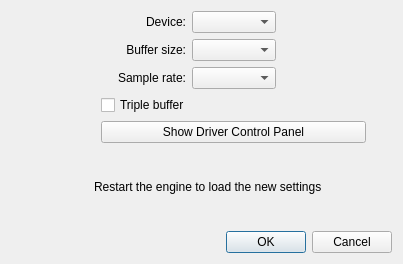
This is resources/ui/carla_settings_driver.ui in falkTX/Carla as Qt 5 draws it before an edit. The edited form follows.
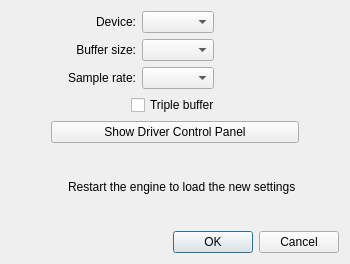
This is the edited form. Icons and pictures are not drawn.

Commit message: Save/cache audio driver in engine settings; Fixes to dialog

The edit to the form file:
```diff
--- a/resources/ui/carla_settings_driver.ui
+++ b/resources/ui/carla_settings_driver.ui
@@ -6,71 +6,110 @@
    <rect>
     <x>0</x>
     <y>0</y>
-    <width>403</width>
+    <width>350</width>
     <height>264</height>
    </rect>
   </property>
+  <property name="minimumSize">
+   <size>
+    <width>350</width>
+    <height>0</height>
+   </size>
+  </property>
   <property name="windowTitle">
    <string>Driver Settings</string>
   </property>
+  <layout class="QVBoxLayout" name="verticalLayout">
+   <item>
   <layout class="QGridLayout" name="gridLayout">
-   <item row="0" column="0" colspan="2">
-    <widget class="QLabel" name="label_device">
-     <property name="text">
-      <string>Device:</string>
-     </property>
-     <property name="alignment">
-      <set>Qt::AlignRight|Qt::AlignTrailing|Qt::AlignVCenter</set>
-     </property>
-    </widget>
-   </item>
-   <item row="2" column="2">
+     <item row="2" column="1">
     <widget class="QComboBox" name="cb_samplerate"/>
    </item>
-   <item row="3" column="0">
-    <spacer name="horizontalSpacer_2">
+     <item row="0" column="2">
+      <spacer name="horizontalSpacer">
      <property name="orientation">
       <enum>Qt::Horizontal</enum>
      </property>
-     <property name="sizeType">
-      <enum>QSizePolicy::Fixed</enum>
-     </property>
      <property name="sizeHint" stdset="0">
       <size>
-       <width>20</width>
-       <height>1</height>
+         <width>40</width>
+         <height>20</height>
       </size>
      </property>
     </spacer>
    </item>
    <item row="1" column="2">
+      <spacer name="horizontalSpacer_2">
+       <property name="orientation">
+        <enum>Qt::Horizontal</enum>
+       </property>
+       <property name="sizeHint" stdset="0">
+        <size>
+         <width>40</width>
+         <height>20</height>
+        </size>
+       </property>
+      </spacer>
+     </item>
+     <item row="0" column="1">
+      <widget class="QComboBox" name="cb_device"/>
+     </item>
+     <item row="2" column="2">
+      <spacer name="horizontalSpacer_4">
+       <property name="orientation">
+        <enum>Qt::Horizontal</enum>
+       </property>
+       <property name="sizeHint" stdset="0">
+        <size>
+         <width>40</width>
+         <height>20</height>
+        </size>
+       </property>
+      </spacer>
+     </item>
+     <item row="0" column="0">
+      <widget class="QLabel" name="label_device">
+       <property name="sizePolicy">
+        <sizepolicy hsizetype="Expanding" vsizetype="Preferred">
+         <horstretch>0</horstretch>
+         <verstretch>0</verstretch>
+        </sizepolicy>
+       </property>
+       <property name="text">
+        <string>Device:</string>
+       </property>
+       <property name="alignment">
+        <set>Qt::AlignRight|Qt::AlignTrailing|Qt::AlignVCenter</set>
+       </property>
+      </widget>
+     </item>
+     <item row="1" column="0">
+      <widget class="QLabel" name="label_buffersize">
+       <property name="sizePolicy">
+        <sizepolicy hsizetype="Expanding" vsizetype="Preferred">
+         <horstretch>0</horstretch>
+         <verstretch>0</verstretch>
+        </sizepolicy>
+       </property>
+       <property name="text">
+        <string>Buffer size:</string>
+       </property>
+       <property name="alignment">
+        <set>Qt::AlignRight|Qt::AlignTrailing|Qt::AlignVCenter</set>
+       </property>
+      </widget>
+     </item>
+     <item row="1" column="1">
     <widget class="QComboBox" name="cb_buffersize"/>
    </item>
-   <item row="3" column="1" colspan="3">
-    <widget class="QCheckBox" name="cb_triple_buffer">
-     <property name="text">
-      <string>Triple buffer</string>
-     </property>
-    </widget>
-   </item>
-   <item row="4" column="0">
-    <spacer name="horizontalSpacer_3">
-     <property name="orientation">
-      <enum>Qt::Horizontal</enum>
-     </property>
-     <property name="sizeType">
-      <enum>QSizePolicy::Fixed</enum>
-     </property>
-     <property name="sizeHint" stdset="0">
-      <size>
-       <width>20</width>
-       <height>1</height>
-      </size>
-     </property>
-    </spacer>
-   </item>
-   <item row="2" column="0" colspan="2">
+     <item row="2" column="0">
     <widget class="QLabel" name="label_samplerate">
+       <property name="sizePolicy">
+        <sizepolicy hsizetype="Expanding" vsizetype="Preferred">
+         <horstretch>0</horstretch>
+         <verstretch>0</verstretch>
+        </sizepolicy>
+       </property>
      <property name="text">
       <string>Sample rate:</string>
      </property>
@@ -79,36 +118,98 @@
      </property>
     </widget>
    </item>
-   <item row="1" column="0" colspan="2">
-    <widget class="QLabel" name="label_buffersize">
+    </layout>
+   </item>
+   <item>
+    <layout class="QHBoxLayout" name="layout_triple_buffer">
+     <item>
+      <spacer name="horizontalSpacer_5">
+       <property name="orientation">
+        <enum>Qt::Horizontal</enum>
+       </property>
+       <property name="sizeHint" stdset="0">
+        <size>
+         <width>40</width>
+         <height>20</height>
+        </size>
+       </property>
+      </spacer>
+     </item>
+     <item>
+      <widget class="QCheckBox" name="cb_triple_buffer">
      <property name="text">
-      <string>Buffer size:</string>
-     </property>
-     <property name="alignment">
-      <set>Qt::AlignRight|Qt::AlignTrailing|Qt::AlignVCenter</set>
+        <string>Triple buffer</string>
      </property>
     </widget>
    </item>
-   <item row="4" column="4">
+     <item>
     <spacer name="horizontalSpacer_6">
      <property name="orientation">
       <enum>Qt::Horizontal</enum>
      </property>
+       <property name="sizeHint" stdset="0">
+        <size>
+         <width>40</width>
+         <height>20</height>
+        </size>
+       </property>
+      </spacer>
+     </item>
+    </layout>
+   </item>
+   <item>
+    <layout class="QHBoxLayout" name="horizontalLayout_2">
+     <item>
+      <spacer name="horizontalSpacer_3">
+       <property name="orientation">
+        <enum>Qt::Horizontal</enum>
+       </property>
      <property name="sizeType">
-      <enum>QSizePolicy::Fixed</enum>
+        <enum>QSizePolicy::Preferred</enum>
      </property>
      <property name="sizeHint" stdset="0">
       <size>
-       <width>20</width>
-       <height>1</height>
+         <width>40</width>
+         <height>20</height>
       </size>
      </property>
     </spacer>
    </item>
-   <item row="5" column="0" colspan="5">
-    <layout class="QHBoxLayout" name="horizontalLayout_13">
      <item>
-      <spacer name="horizontalSpacer_20">
+      <widget class="QPushButton" name="b_panel">
+       <property name="minimumSize">
+        <size>
+         <width>32</width>
+         <height>0</height>
+        </size>
+       </property>
+       <property name="text">
+        <string>Show Driver Control Panel</string>
+       </property>
+      </widget>
+     </item>
+     <item>
+      <spacer name="horizontalSpacer_7">
+       <property name="orientation">
+        <enum>Qt::Horizontal</enum>
+       </property>
+       <property name="sizeType">
+        <enum>QSizePolicy::Preferred</enum>
+       </property>
+       <property name="sizeHint" stdset="0">
+        <size>
+         <width>40</width>
+         <height>20</height>
+        </size>
+       </property>
+      </spacer>
+     </item>
+    </layout>
+   </item>
+   <item>
+    <layout class="QHBoxLayout" name="layout_restart">
+     <item>
+      <spacer name="spacer_1">
        <property name="orientation">
         <enum>Qt::Horizontal</enum>
        </property>
@@ -150,7 +251,7 @@
       </widget>
      </item>
      <item>
-      <spacer name="horizontalSpacer_21">
+      <spacer name="spacer_2">
        <property name="orientation">
         <enum>Qt::Horizontal</enum>
        </property>
@@ -164,7 +265,7 @@
      </item>
     </layout>
    </item>
-   <item row="7" column="0" colspan="5">
+   <item>
     <widget class="QDialogButtonBox" name="buttonBox">
      <property name="orientation">
       <enum>Qt::Horizontal</enum>
@@ -174,32 +275,6 @@
      </property>
     </widget>
    </item>
-   <item row="4" column="1" colspan="3">
-    <widget class="QPushButton" name="b_panel">
-     <property name="text">
-      <string>Show Driver Control Panel</string>
-     </property>
-    </widget>
-   </item>
-   <item row="0" column="2">
-    <widget class="QComboBox" name="cb_device"/>
-   </item>
-   <item row="1" column="3">
-    <spacer name="horizontalSpacer">
-     <property name="orientation">
-      <enum>Qt::Horizontal</enum>
-     </property>
-     <property name="sizeType">
-      <enum>QSizePolicy::Fixed</enum>
-     </property>
-     <property name="sizeHint" stdset="0">
-      <size>
-       <width>40</width>
-       <height>1</height>
-      </size>
-     </property>
-    </spacer>
-   </item>
   </layout>
  </widget>
  <resources>
```
Lines whose indentation alone changed are shown as unchanged. The commit also changes 11 other files.
